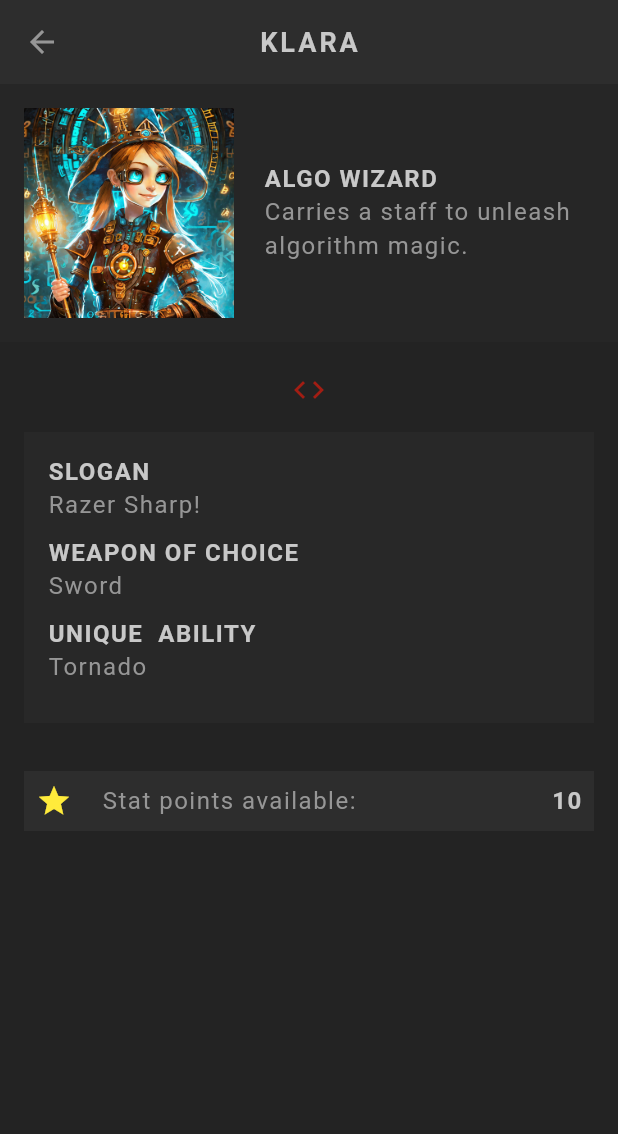
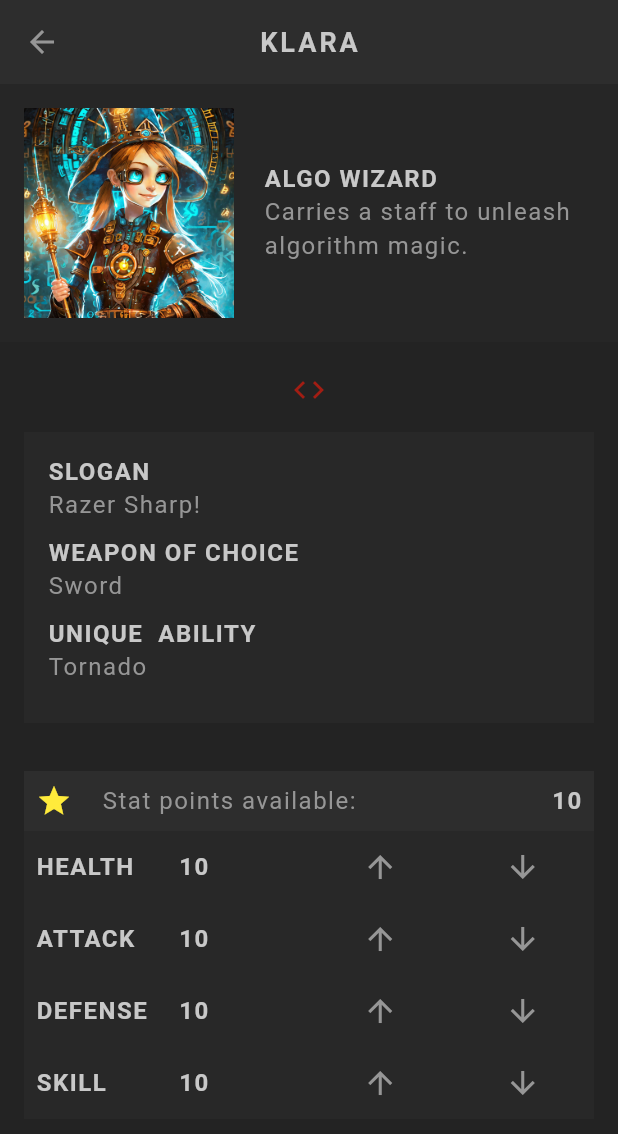
Before and after one commit to arnabict/RoleRoster, a Flutter app: the screen it shows after launch, after a tap on the "arrow forward" icon, on a phone screen of 412 x 824 dp. Shown: the top 1134 px of the screen. Run offline on Flutter 3.47's test engine with Material 3 defaults, Android fonts, the phone set to English and light mode, and no system bars; our stand-ins replace google_fonts; Roboto replaces fonts that are missing (Kanit).

Commit message:
feat: populate the stats table

```diff
--- a/lib/models/stats.dart
+++ b/lib/models/stats.dart
@@ -25,15 +25,19 @@
     if (_points > 0) {
       if (stat == "health") {
         _health++;
+        _points--;
       }
       if (stat == "attack") {
         _attack++;
+        _points--;
       }
       if (stat == "defense") {
         _defense++;
+        _points--;
       }
       if (stat == "skill") {
         _skill++;
+        _points--;
       }
     }
   }
--- a/lib/screens/profile/stats_table.dart
+++ b/lib/screens/profile/stats_table.dart
@@ -37,6 +37,55 @@
               ],
             ),
           ),
+          Table(
+            children: widget.character.statsAsFormattedList.map((stat) {
+              return TableRow(
+                decoration: BoxDecoration(
+                  color: AppColors.secondaryColor.withValues(alpha: 0.5),
+                ),
+                children: [
+                  TableCell(
+                    verticalAlignment: TableCellVerticalAlignment.middle,
+                    child: Padding(
+                      padding: EdgeInsets.all(8),
+                      child: StyledHeading(stat["title"]!),
+                    ),
+                  ),
+                  TableCell(
+                    verticalAlignment: TableCellVerticalAlignment.middle,
+                    child: Padding(
+                      padding: EdgeInsets.all(8),
+                      child: StyledHeading(stat["value"]!),
+                    ),
+                  ),
+                  TableCell(
+                    verticalAlignment: TableCellVerticalAlignment.middle,
+                    child: IconButton(
+                      onPressed: () {
+                        setState(() {
+                          widget.character.increaseStat(stat["title"]!);
+                        });
+                      },
+                      icon: Icon(Icons.arrow_upward),
+                      color: AppColors.textColor,
+                    ),
+                  ),
+                  TableCell(
+                    verticalAlignment: TableCellVerticalAlignment.middle,
+                    child: IconButton(
+                      onPressed: () {
+                        setState(() {
+                          widget.character.decreaseStat(stat["title"]!);
+                        });
+                      },
+                      icon: Icon(Icons.arrow_downward),
+                      color: AppColors.textColor,
+                    ),
+                  ),
+                ],
+              );
+            }).toList(),
+          ),
         ],
       ),
     );
```
